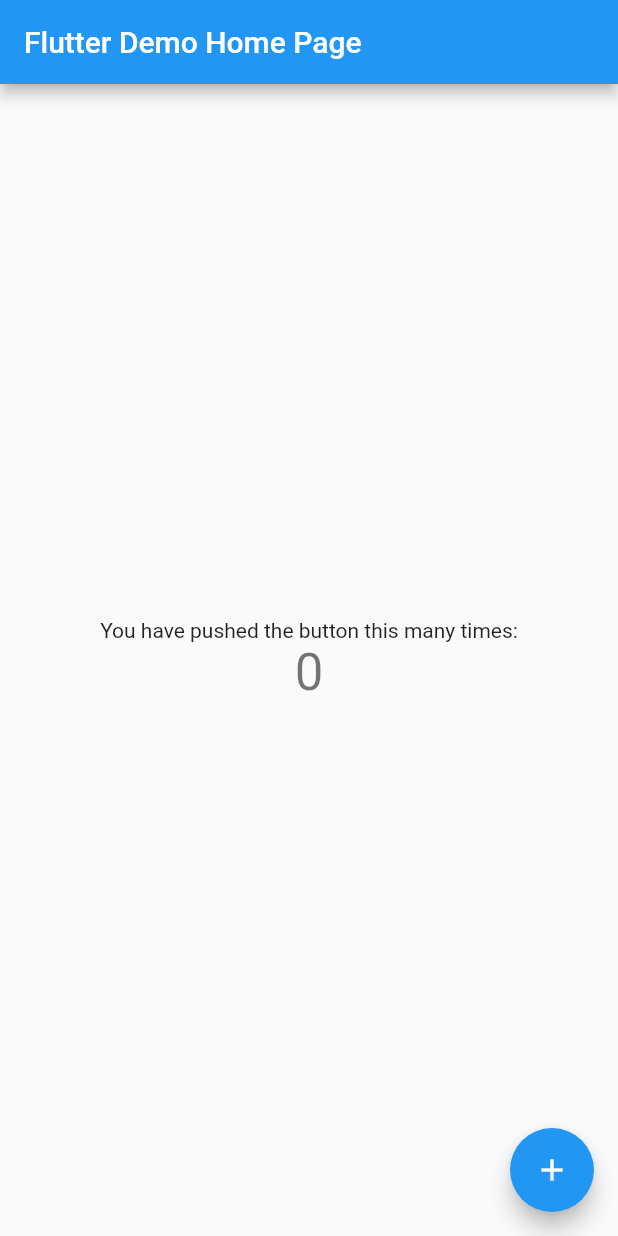
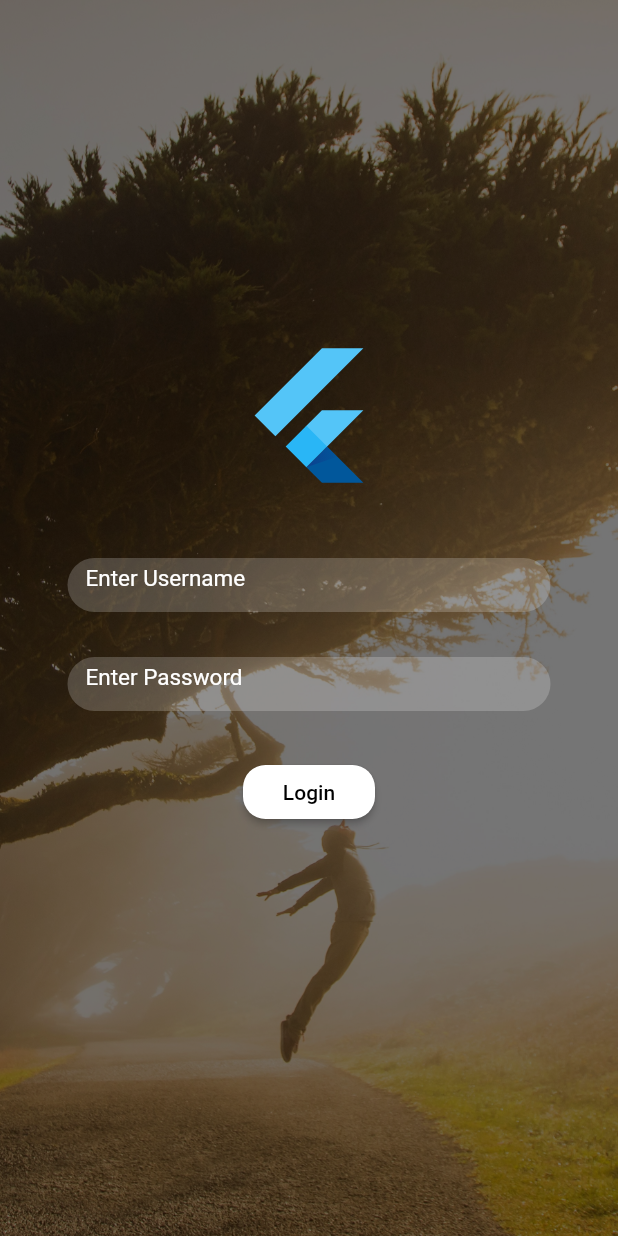
Before and after one commit to effortless-mgmt/app, a Flutter app: the screen it shows after launch, on a phone screen of 412 x 824 dp. Run offline on Flutter 3.47's test engine with Material 2 defaults, Android fonts, the phone set to English and light mode, and no system bars.

Commit message:
Loginpage + user input, not finished

```diff
--- /dev/null
+++ b/lib/LoginPage.dart
@@ -0,0 +1,153 @@
+import "package:flutter/material.dart";
+
+class LoginPage extends StatefulWidget {
+  @override
+  State createState() => new LoginPageState();
+}
+
+class LoginPageState extends State<LoginPage>
+    with SingleTickerProviderStateMixin {
+  AnimationController _iconAnimationController;
+  Animation<double> _iconAnimation;
+
+  @override
+  void initState() {
+    super.initState();
+
+    _iconAnimationController = new AnimationController(
+      duration: new Duration(milliseconds: 500),
+      vsync: this,
+    );
+
+    _iconAnimation = new CurvedAnimation(
+        parent: _iconAnimationController, curve: Curves.easeIn);
+
+    _iconAnimation.addListener(() => this.setState(() {}));
+    _iconAnimationController.forward();
+  }
+
+  @override
+  Widget build(BuildContext context) {
+    return new Scaffold(
+        backgroundColor: Colors.white,
+        body: new Stack(fit: StackFit.expand, children: <Widget>[
+          new Image(
+            image: new AssetImage("assets/fly3.jpg"),
+            fit: BoxFit.cover,
+            height: double.infinity, //Force full-screen
+            width: double.infinity,
+            color: Colors.black54,
+            colorBlendMode: BlendMode.srcOver,
+          ),
+          new Column(
+            mainAxisAlignment: MainAxisAlignment.center,
+            children: <Widget>[
+              new FlutterLogo(
+                size: _iconAnimation.value * 100,
+              ),
+              new LoginForm(),
+            ],
+          ),
+        ]));
+  }
+}
+
+// Define a Custom Form Widget
+class LoginForm extends StatefulWidget {
+  @override
+  _LoginFormState createState() => _LoginFormState();
+}
+
+// Define a corresponding State class. This class will hold the data related to
+// our Form.
+class _LoginFormState extends State<LoginForm> {
+  // Create a text controller. We will use it to retrieve the current value
+  // of the TextField!
+  final unController = TextEditingController();
+  final pwController = TextEditingController();
+
+  @override
+  void dispose() {
+    // Clean up the controller when the Widget is disposed
+    unController.dispose();
+    pwController.dispose();
+    super.dispose();
+  }
+
+  @override
+  Widget build(BuildContext context) {
+    return new Form(
+      child: new Theme(
+        data: new ThemeData(
+            brightness: Brightness.dark,
+            inputDecorationTheme: new InputDecorationTheme(
+                hintStyle: new TextStyle(color: Colors.white, fontSize: 15.0))),
+        child: Container(
+          padding: const EdgeInsets.all(45.0),
+          child: new Column(
+            crossAxisAlignment: CrossAxisAlignment.center,
+            children: <Widget>[
+              new Container(
+                height: 36.0,
+                child: new TextFormField(
+                  controller: unController,
+                  decoration: new InputDecoration(
+                    border: new OutlineInputBorder(
+                        borderSide: BorderSide.none,
+                        borderRadius:
+                            new BorderRadius.all(Radius.circular(25.0))),
+                    fillColor: Colors.white.withOpacity(0.2),
+                    filled: true,
+                    hintText: "Enter Username",
+                  ),
+                  keyboardType: TextInputType.text,
+                ),
+              ),
+              new Padding(
+                padding: const EdgeInsets.only(top: 30.0),
+              ),
+              new Container(
+                height: 36.0,
+                child: new TextFormField(
+                  controller: pwController,
+                  decoration: new InputDecoration(
+                    border: new OutlineInputBorder(
+                        borderSide: BorderSide.none,
+                        borderRadius:
+                            new BorderRadius.all(Radius.circular(25.0))),
+                    fillColor: Colors.white.withOpacity(0.2),
+                    filled: true,
+                    hintText: "Enter Password",
+                  ),
+                  keyboardType: TextInputType.text,
+                  obscureText: true,
+                ),
+              ),
+              new Padding(
+                padding: const EdgeInsets.only(top: 30.0),
+              ),
+              new RaisedButton(
+                  color: Colors.white,
+                  shape: new RoundedRectangleBorder(
+                      borderRadius: new BorderRadius.circular(15.0)),
+                  textColor: Colors.black,
+                  child: new Text("Login"),
+                  onPressed: () {
+                    return showDialog(
+                        context: context,
+                        builder: (context) {
+                          return AlertDialog(
+                            content: Text("Username: " +
+                                unController.text +
+                                "\nPassword: " +
+                                pwController.text),
+                          );
+                        });
+                  }),
+            ],
+          ),
+        ),
+      ),
+    );
+  }
+}
--- a/lib/main.dart
+++ b/lib/main.dart
@@ -1,109 +1,127 @@
-import 'package:flutter/material.dart';
+import "package:flutter/material.dart";
+import "LoginPage.dart";
 
 void main() => runApp(new MyApp());
 
 class MyApp extends StatelessWidget {
-  // This widget is the root of your application.
   @override
   Widget build(BuildContext context) {
     return new MaterialApp(
-      title: 'Flutter Demo',
-      theme: new ThemeData(
-        // This is the theme of your application.
-        //
-        // Try running your application with "flutter run". You'll see the
-        // application has a blue toolbar. Then, without quitting the app, try
-        // changing the primarySwatch below to Colors.green and then invoke
-        // "hot reload" (press "r" in the console where you ran "flutter run",
-        // or press Run > Flutter Hot Reload in IntelliJ). Notice that the
-        // counter didn't reset back to zero; the application is not restarted.
-        primarySwatch: Colors.blue,
-      ),
-      home: new MyHomePage(title: 'Flutter Demo Home Page'),
-    );
+        home: new LoginPage(),
+        theme: new ThemeData(primarySwatch: Colors.blue));
   }
 }
 
-class MyHomePage extends StatefulWidget {
-  MyHomePage({Key key, this.title}) : super(key: key);
+// class LoginPage extends StatefulWidget {
+//   @override
+//   State createState() => new LoginPageState();
+// }
 
-  // This widget is the home page of your application. It is stateful, meaning
-  // that it has a State object (defined below) that contains fields that affect
-  // how it looks.
+// class LoginPageState extends State<LoginPage>
+//     with SingleTickerProviderStateMixin {
+//   AnimationController _iconAnimationController;
+//   Animation<double> _iconAnimation;
 
-  // This class is the configuration for the state. It holds the values (in this
-  // case the title) provided by the parent (in this case the App widget) and
-  // used by the build method of the State. Fields in a Widget subclass are
-  // always marked "final".
+//   @override
+//   void initState() {
+//     super.initState();
 
-  final String title;
+//     _iconAnimationController = new AnimationController(
+//       duration: new Duration(milliseconds: 500),
+//       vsync: this,
+//     );
 
-  @override
-  _MyHomePageState createState() => new _MyHomePageState();
-}
+//     _iconAnimation = new CurvedAnimation(
+//         parent: _iconAnimationController, curve: Curves.easeIn);
 
-class _MyHomePageState extends State<MyHomePage> {
-  int _counter = 0;
+//     _iconAnimation.addListener(() => this.setState(() {}));
+//     _iconAnimationController.forward();
+//   }
 
-  void _incrementCounter() {
-    setState(() {
-      // This call to setState tells the Flutter framework that something has
-      // changed in this State, which causes it to rerun the build method below
-      // so that the display can reflect the updated values. If we changed
-      // _counter without calling setState(), then the build method would not be
-      // called again, and so nothing would appear to happen.
-      _counter++;
-    });
-  }
+//   @override
+//   Widget build(BuildContext context) {
+//     return new Scaffold(
+//         backgroundColor: Colors.white,
+//         body: new Stack(
+//           fit: StackFit.expand,
+//           children: <Widget>[
+//             new Image(
+//               image: new AssetImage("assets/fly3.jpg"),
+//               fit: BoxFit.cover,
+//               height: double.infinity, //Force full-screen
+//               width: double.infinity,
+//               color: Colors.black54,
+//               colorBlendMode: BlendMode.srcOver,
+//             ),
+//             new Column(mainAxisAlignment: MainAxisAlignment.center, children: <
+//                 Widget>[
+//               new FlutterLogo(
+//                 size: _iconAnimation.value * 100,
 
-  @override
-  Widget build(BuildContext context) {
-    // This method is rerun every time setState is called, for instance as done
-    // by the _incrementCounter method above.
-    //
-    // The Flutter framework has been optimized to make rerunning build methods
-    // fast, so that you can just rebuild anything that needs updating rather
-    // than having to individually change instances of widgets.
-    return new Scaffold(
-      appBar: new AppBar(
-        // Here we take the value from the MyHomePage object that was created by
-        // the App.build method, and use it to set our appbar title.
-        title: new Text(widget.title),
-      ),
-      body: new Center(
-        // Center is a layout widget. It takes a single child and positions it
-        // in the middle of the parent.
-        child: new Column(
-          // Column is also layout widget. It takes a list of children and
-          // arranges them vertically. By default, it sizes itself to fit its
-          // children horizontally, and tries to be as tall as its parent.
-          //
-          // Invoke "debug paint" (press "p" in the console where you ran
-          // "flutter run", or select "Toggle Debug Paint" from the Flutter tool
-          // window in IntelliJ) to see the wireframe for each widget.
-          //
-          // Column has various properties to control how it sizes itself and
-          // how it positions its children. Here we use mainAxisAlignment to
-          // center the children vertically; the main axis here is the vertical
-          // axis because Columns are vertical (the cross axis would be
-          // horizontal).
-          mainAxisAlignment: MainAxisAlignment.center,
-          children: <Widget>[
-            new Text(
-              'You have pushed the button this many times:',
-            ),
-            new Text(
-              '$_counter',
-              style: Theme.of(context).textTheme.display1,
-            ),
-          ],
-        ),
-      ),
-      floatingActionButton: new FloatingActionButton(
-        onPressed: _incrementCounter,
-        tooltip: 'Increment',
-        child: new Icon(Icons.add),
-      ), // This trailing comma makes auto-formatting nicer for build methods.
-    );
-  }
-}
+//               ),
+//               new Form(
+//                   child: new Theme(
+//                 data: new ThemeData(
+//                     brightness: Brightness.dark,
+//                     inputDecorationTheme: new InputDecorationTheme(
+//                         hintStyle: new TextStyle(
+//                             color: Colors.white, fontSize: 15.0))),
+//                 child: Container(
+//                   padding: const EdgeInsets.all(45.0),
+//                   child: new Column(
+//                     crossAxisAlignment: CrossAxisAlignment.center,
+//                     children: <Widget>[
+//                       new Container(
+//                         height: 36.0,
+//                         child: new TextFormField(
+//                         decoration: new InputDecoration(
+//                           border: new OutlineInputBorder(
+//                               borderSide: BorderSide.none,
+//                               borderRadius:
+//                                   new BorderRadius.all(Radius.circular(25.0))),
+//                           fillColor: Colors.white.withOpacity(0.2),
+//                           filled: true,
+//                           hintText: "Enter Username",
+//                         ),
+//                         keyboardType: TextInputType.text,
+//                       ),
+//                       ),
+//                       new Padding(
+//                         padding: const EdgeInsets.only(top: 30.0),
+//                       ),
+//                       new Container(
+//                         height: 36.0,
+//                         child:
+//                       new TextFormField(
+//                         decoration: new InputDecoration(
+//                           border: new OutlineInputBorder(
+//                               borderSide: BorderSide.none,
+//                               borderRadius:
+//                                   new BorderRadius.all(Radius.circular(25.0))),
+//                           fillColor: Colors.white.withOpacity(0.2),
+//                           filled: true,
+//                           hintText: "Enter Password",
+//                         ),
+//                         keyboardType: TextInputType.text,
+//                         obscureText: true,
+//                       ),
+//                       ),
+//                       new Padding(
+//                         padding: const EdgeInsets.only(top: 30.0),
+//                       ),
+//                       new RaisedButton(
+//                           color: Colors.white,
+//                           shape: new RoundedRectangleBorder(
+//                               borderRadius: new BorderRadius.circular(15.0)),
+//                           textColor: Colors.black,
+//                           child: new Text("Login"),
+//                           onPressed: () => {}),
+//                     ],
+//                   ),
+//                 ),
+//               ))
+//             ])
+//           ],
+//         ));
+//   }
+// }
--- a/pubspec.yaml
+++ b/pubspec.yaml
@@ -37,9 +37,9 @@ flutter:
   uses-material-design: true
 
   # To add assets to your application, add an assets section, like this:
-  # assets:
-  #  - images/a_dot_burr.jpeg
-  #  - images/a_dot_ham.jpeg
+  assets:
+    - assets/fly3.jpg
+  # - images/a_dot_ham.jpeg
 
   # An image asset can refer to one or more resolution-specific "variants", see
   # https://flutter.io/assets-and-images/#resolution-aware.
```
Also changed, not shown: assets/fly.jpg (added), assets/fly2.jpg (added), assets/fly3.jpg (added), 1 other file.
